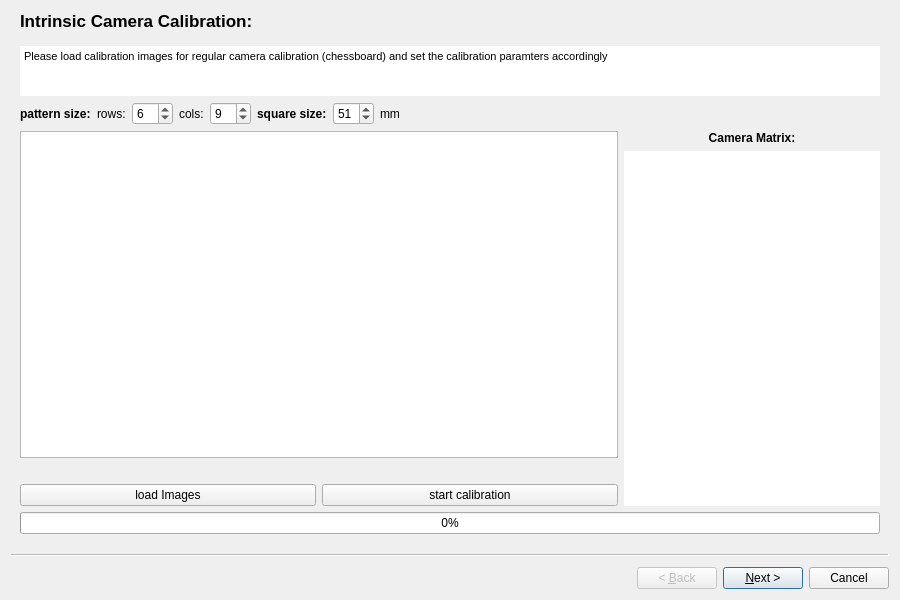
The window that Qt/GUI/ConsoleUnfoldingGUI/CalibrationWizard.ui (LHulk/Bachelorarbeit) describes before a commit, drawn with Qt 5.
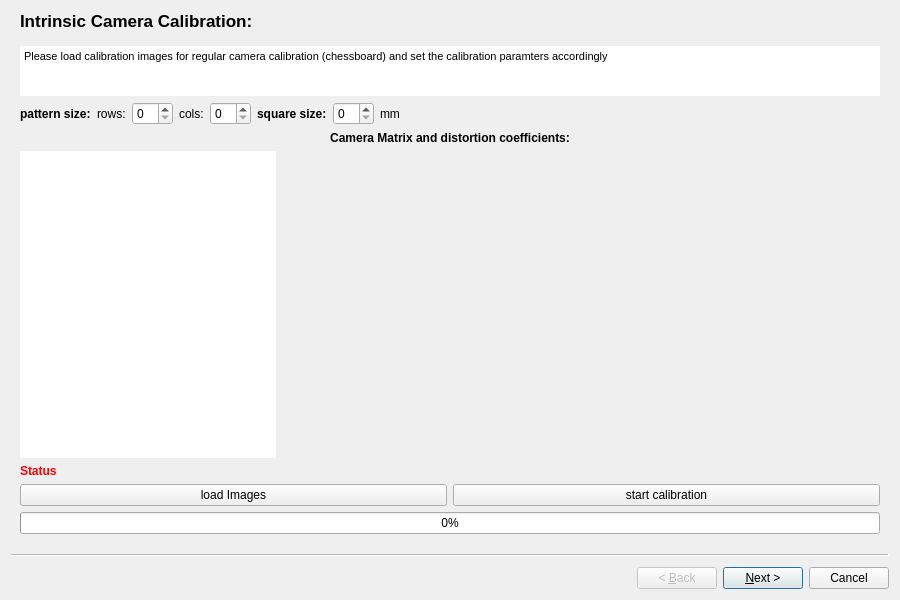
The same window after the commit. Custom widgets are drawn as their Qt base class.

Commit message: first wizard page complete

What changed in the file:
```diff
--- a/Qt/GUI/ConsoleUnfoldingGUI/CalibrationWizard.ui
+++ b/Qt/GUI/ConsoleUnfoldingGUI/CalibrationWizard.ui
@@ -105,7 +105,7 @@
       <item>
        <widget class="QSpinBox" name="spinPatternRows">
         <property name="value">
-         <number>6</number>
+         <number>0</number>
         </property>
        </widget>
       </item>
@@ -119,7 +119,7 @@
       <item>
        <widget class="QSpinBox" name="spinPatternCols">
         <property name="value">
-         <number>9</number>
+         <number>0</number>
         </property>
        </widget>
       </item>
@@ -139,7 +139,7 @@
       <item>
        <widget class="QSpinBox" name="spinPatternSquareSize">
         <property name="value">
-         <number>51</number>
+         <number>0</number>
         </property>
        </widget>
       </item>
@@ -166,17 +166,48 @@
      </layout>
     </item>
     <item>
-     <layout class="QHBoxLayout" name="horizontalLayout_2">
+     <layout class="QVBoxLayout" name="verticalLayout_4">
       <item>
-       <layout class="QVBoxLayout" name="verticalLayout_3">
+       <layout class="QVBoxLayout" name="verticalLayout_2">
         <property name="leftMargin">
          <number>0</number>
         </property>
         <item>
-         <widget class="QGraphicsView" name="viewIntrinsic"/>
+         <widget class="QLabel" name="label_5">
+          <property name="font">
+           <font>
+            <weight>75</weight>
+            <bold>true</bold>
+           </font>
+          </property>
+          <property name="text">
+           <string>Camera Matrix and distortion coefficients:</string>
+          </property>
+          <property name="alignment">
+           <set>Qt::AlignCenter</set>
+          </property>
+         </widget>
         </item>
         <item>
-         <widget class="QLabel" name="label_intrinsic_status">
+         <widget class="QTextBrowser" name="textCameraMatrix">
+          <property name="sizePolicy">
+           <sizepolicy hsizetype="Fixed" vsizetype="Expanding">
+            <horstretch>0</horstretch>
+            <verstretch>0</verstretch>
+           </sizepolicy>
+          </property>
+          <property name="frameShape">
+           <enum>QFrame::NoFrame</enum>
+          </property>
+          <property name="frameShadow">
+           <enum>QFrame::Plain</enum>
+          </property>
+         </widget>
+        </item>
+       </layout>
+      </item>
+      <item>
+       <widget class="QLabel" name="labelIntrinsicStatus">
           <property name="font">
            <font>
             <weight>75</weight>
@@ -187,10 +218,15 @@
            <string notr="true">color: red</string>
           </property>
           <property name="text">
-           <string/>
+         <string>Status</string>
           </property>
          </widget>
         </item>
+      <item>
+       <layout class="QVBoxLayout" name="verticalLayout_3">
+        <property name="leftMargin">
+         <number>0</number>
+        </property>
         <item>
          <layout class="QHBoxLayout" name="horizontalLayout_7">
           <property name="topMargin">
@@ -214,45 +250,6 @@
         </item>
        </layout>
       </item>
-      <item>
-       <layout class="QVBoxLayout" name="verticalLayout_2">
-        <property name="leftMargin">
-         <number>0</number>
-        </property>
-        <item>
-         <widget class="QLabel" name="label_5">
-          <property name="font">
-           <font>
-            <weight>75</weight>
-            <bold>true</bold>
-           </font>
-          </property>
-          <property name="text">
-           <string>Camera Matrix:</string>
-          </property>
-          <property name="alignment">
-           <set>Qt::AlignCenter</set>
-          </property>
-         </widget>
-        </item>
-        <item>
-         <widget class="QTextBrowser" name="textCameraMatrix">
-          <property name="sizePolicy">
-           <sizepolicy hsizetype="Fixed" vsizetype="Expanding">
-            <horstretch>0</horstretch>
-            <verstretch>0</verstretch>
-           </sizepolicy>
-          </property>
-          <property name="frameShape">
-           <enum>QFrame::NoFrame</enum>
-          </property>
-          <property name="frameShadow">
-           <enum>QFrame::Plain</enum>
-          </property>
-         </widget>
-        </item>
-       </layout>
-      </item>
      </layout>
     </item>
     <item>
```
Left out of the diff: 16 changed lines with no effect on the pictures. Lines whose indentation alone changed are shown as unchanged. The commit also changes 7 other files.
